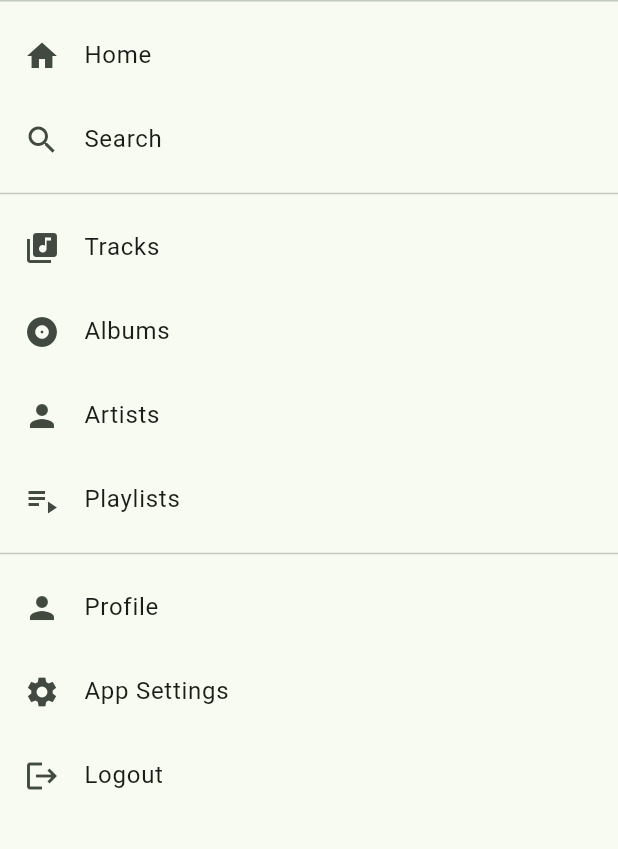
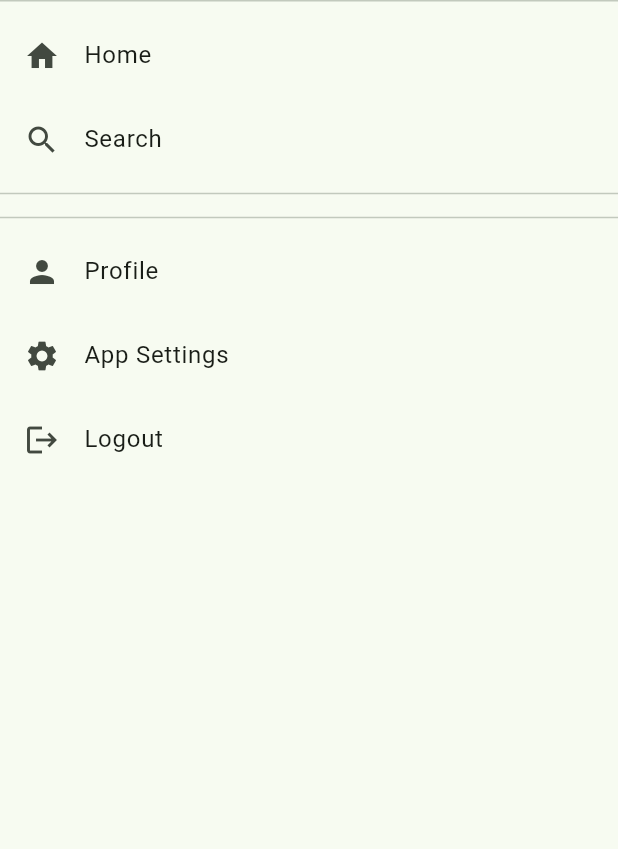
Before and after one commit to mickkc/vibin-app, a Flutter app: the DrawerComponent widget shown alone on an empty page, opened directly, on a phone screen of 412 x 824 dp, the part 240-1089 px from its top. Run offline on Flutter 3.47's test engine with Material 3 defaults, Android fonts, the phone set to English and light mode, and no system bars; drawn by our look-alikes of dynamic_color; our stand-ins replace audio_service, dio, file_picker, flutter_secure_storage, flutter_typeahead, get_it and 7 more; missing offline and left inert: dbus, just_audio_media_kit; accounts and stored records are empty; generated files the repository leaves out were written again; Roboto replaces fonts that are missing (Roboto Flex).

Commit message:
feat: add permission-checks and tags to drawer

```diff
--- a/lib/pages/drawer.dart
+++ b/lib/pages/drawer.dart
@@ -54,6 +54,7 @@ class DrawerComponent extends StatelessWidget {
           },
         ),
         Divider(),
+        if (authState.hasPermission(PermissionType.viewTracks))
           ListTile(
             leading: Icon(Icons.library_music),
             title: Text(lm.tracks),
@@ -62,6 +63,7 @@ class DrawerComponent extends StatelessWidget {
               GoRouter.of(context).go('/tracks');
             },
           ),
+        if (authState.hasPermission(PermissionType.viewAlbums))
           ListTile(
             leading: Icon(Icons.album),
             title: Text(lm.albums),
@@ -70,6 +72,7 @@ class DrawerComponent extends StatelessWidget {
               GoRouter.of(context).push('/albums');
             },
           ),
+        if (authState.hasPermission(PermissionType.viewArtists))
           ListTile(
             leading: Icon(Icons.person),
             title: Text(lm.artists),
@@ -78,12 +81,22 @@ class DrawerComponent extends StatelessWidget {
               GoRouter.of(context).push('/artists');
             },
           ),
+        if (authState.hasPermission(PermissionType.viewPlaylists))
           ListTile(
             leading: Icon(Icons.playlist_play),
             title: Text(lm.playlists),
             onTap: () {
               Navigator.pop(context);
               GoRouter.of(context).push('/playlists');
+            },
+          ),
+        if (authState.hasPermission(PermissionType.viewTags))
+          ListTile(
+            leading: Icon(Icons.sell),
+            title: Text(lm.tags),
+            onTap: () {
+              Navigator.pop(context);
+              GoRouter.of(context).push('/tags');
             },
           ),
         Divider(),
```
Lines whose indentation alone changed are shown as unchanged.
